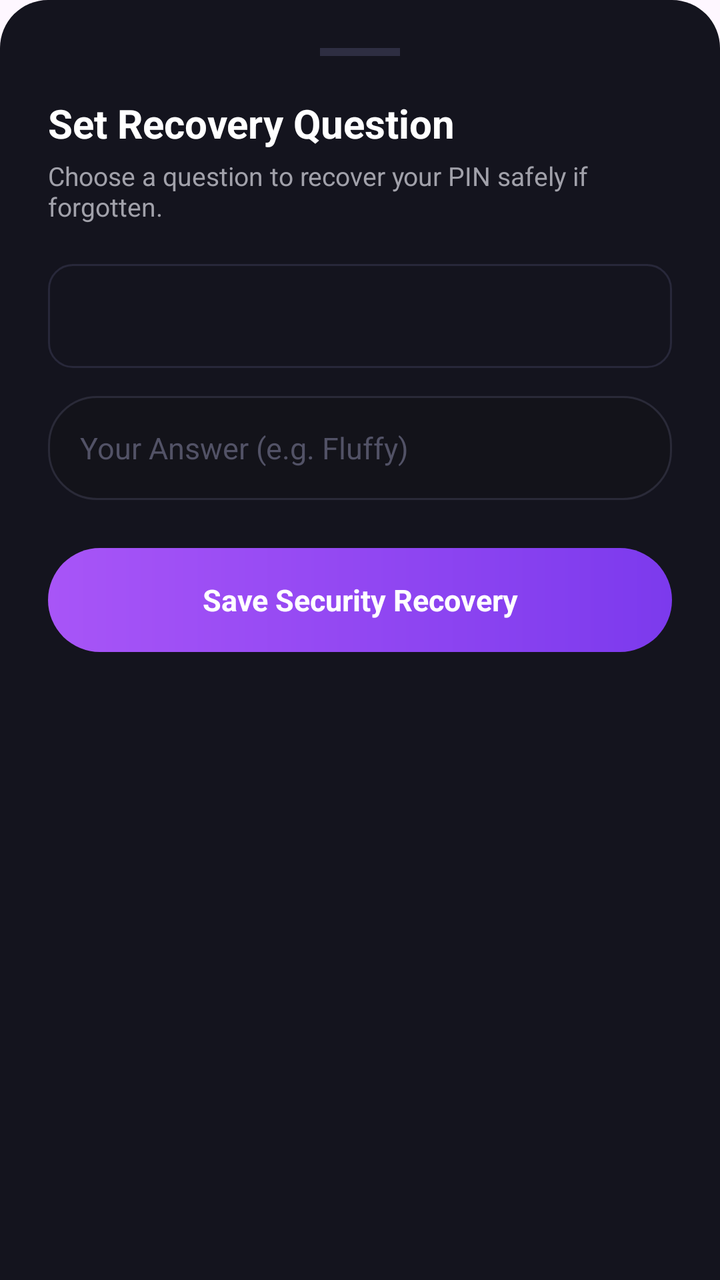
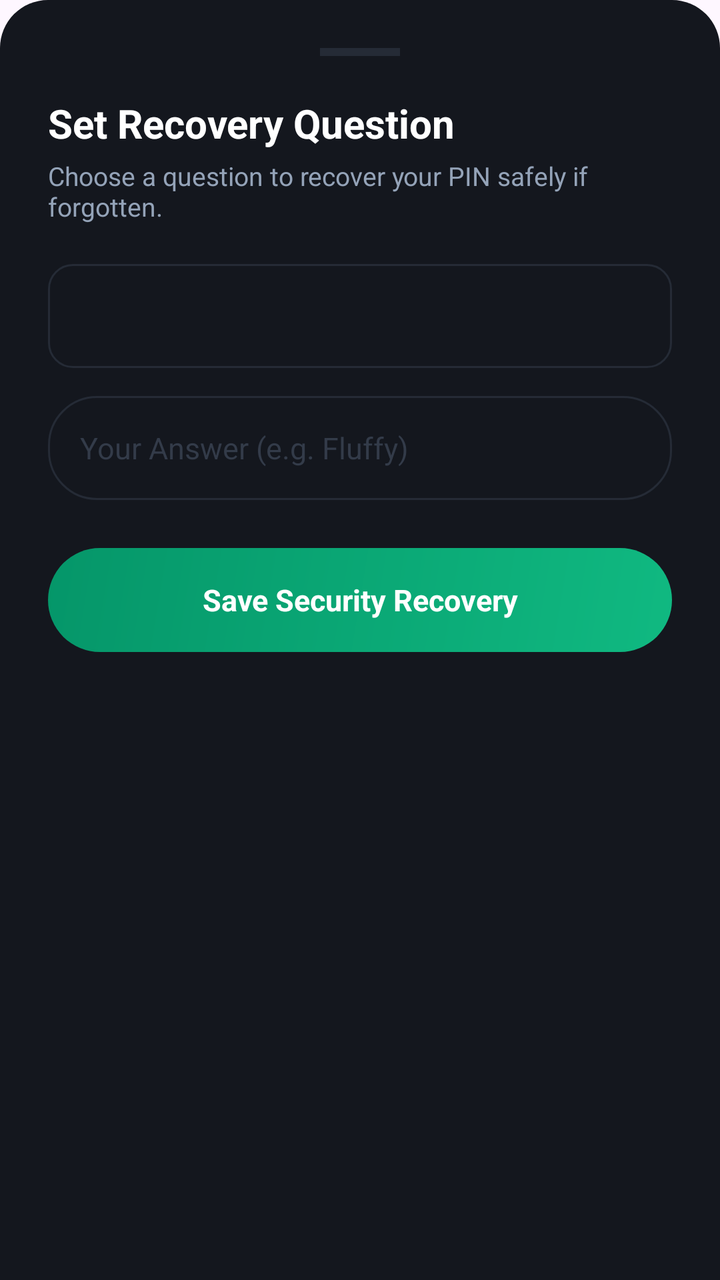

An Android layout rendered at two revisions. The XML below is the earlier revision; the diff shows what the commit changed to produce the second picture.
<!-- AndroidManifest.xml: application theme Theme.FocusLock -->
<!-- res/layout/dialog_security_question_setup.xml -->
<?xml version="1.0" encoding="utf-8"?>
<LinearLayout
    xmlns:android="http://schemas.android.com/apk/res/android"
    android:layout_width="match_parent"
    android:layout_height="wrap_content"
    android:orientation="vertical"
    android:background="@drawable/bg_bottom_sheet"
    android:padding="24dp">

    
    <View
        android:layout_width="40dp"
        android:layout_height="4dp"
        android:layout_gravity="center_horizontal"
        android:background="#2e2e42"
        android:layout_marginBottom="20dp" />

    <TextView
        android:layout_width="wrap_content"
        android:layout_height="wrap_content"
        android:text="Set Recovery Question"
        android:textSize="20sp"
        android:textStyle="bold"
        android:textColor="#ffffff"
        android:layout_marginBottom="4dp" />

    <TextView
        android:layout_width="wrap_content"
        android:layout_height="wrap_content"
        android:text="Choose a question to recover your PIN safely if forgotten."
        android:textSize="13sp"
        android:textColor="#a1a1aa"
        android:layout_marginBottom="20dp" />

    <Spinner
        android:id="@+id/spinner_questions"
        android:layout_width="match_parent"
        android:layout_height="52dp"
        android:background="@drawable/bg_banner_card"
        android:paddingHorizontal="12dp"
        android:popupBackground="#14141e"
        android:layout_marginBottom="14dp" />

    <EditText
        android:id="@+id/edit_answer"
        android:layout_width="match_parent"
        android:layout_height="52dp"
        android:hint="Your Answer (e.g. Fluffy)"
        android:textColorHint="#525266"
        android:textColor="#ffffff"
        android:textSize="15sp"
        android:paddingHorizontal="16dp"
        android:background="@drawable/bg_search_bar"
        android:inputType="textAutoCorrect"
        android:singleLine="true"
        android:layout_marginBottom="24dp" />

    <TextView
        android:id="@+id/btn_save_security"
        android:layout_width="match_parent"
        android:layout_height="52dp"
        android:text="Save Security Recovery"
        android:textSize="15sp"
        android:textStyle="bold"
        android:textColor="#ffffff"
        android:gravity="center"
        android:background="@drawable/bg_button_primary"
        android:clickable="true"
        android:focusable="true" />

</LinearLayout>
<!-- resources referenced by this layout -->
<resources>
  <!-- drawable bg_banner_card (drawable) -->
  <?xml version="1.0" encoding="utf-8"?>
  <shape xmlns:android="http://schemas.android.com/apk/res/android"
      android:shape="rectangle">
      <solid android:color="#14141e" />
      <corners android:radius="12dp" />
      <stroke android:width="1dp" android:color="#28283a" />
  </shape>
  <!-- drawable bg_bottom_sheet (drawable) -->
  <?xml version="1.0" encoding="utf-8"?>
  <shape xmlns:android="http://schemas.android.com/apk/res/android"
      android:shape="rectangle">
      <solid android:color="#14141e" />
      <corners
          android:topLeftRadius="24dp"
          android:topRightRadius="24dp"
          android:bottomLeftRadius="0dp"
          android:bottomRightRadius="0dp" />
  </shape>
  <!-- drawable bg_button_primary (drawable) -->
  <?xml version="1.0" encoding="utf-8"?>
  <shape xmlns:android="http://schemas.android.com/apk/res/android"
      android:shape="rectangle">
      <gradient
          android:startColor="#a855f7"
          android:endColor="#7c3aed"
          android:angle="0" />
      <corners android:radius="28dp" />
  </shape>
  <!-- drawable bg_search_bar (drawable) -->
  <?xml version="1.0" encoding="utf-8"?>
  <shape xmlns:android="http://schemas.android.com/apk/res/android"
      android:shape="rectangle">
      <solid android:color="#13131a" />
      <corners android:radius="24dp" />
      <stroke android:width="1dp" android:color="#2a2a38" />
  </shape>
  <style name="Theme.FocusLock" parent="Base.Theme.FocusLock" />
  <style name="Base.Theme.FocusLock" parent="Theme.Material3.DayNight.NoActionBar">
          
          
      </style>
</resources>

<!-- the commit's change to res/layout/dialog_security_question_setup.xml (unified diff, before → after) -->
@@ -12,7 +12,7 @@
         android:layout_width="40dp"
         android:layout_height="4dp"
         android:layout_gravity="center_horizontal"
-        android:background="#2e2e42"
+        android:background="#252B36"
         android:layout_marginBottom="20dp" />
 
     <TextView
@@ -29,7 +29,7 @@
         android:layout_height="wrap_content"
         android:text="Choose a question to recover your PIN safely if forgotten."
         android:textSize="13sp"
-        android:textColor="#a1a1aa"
+        android:textColor="#94A3B8"
         android:layout_marginBottom="20dp" />
 
     <Spinner
@@ -38,7 +38,7 @@
         android:layout_height="52dp"
         android:background="@drawable/bg_banner_card"
         android:paddingHorizontal="12dp"
-        android:popupBackground="#14141e"
+        android:popupBackground="#14171E"
         android:layout_marginBottom="14dp" />
 
     <EditText
@@ -46,7 +46,7 @@
         android:layout_width="match_parent"
         android:layout_height="52dp"
         android:hint="Your Answer (e.g. Fluffy)"
-        android:textColorHint="#525266"
+        android:textColorHint="#333B49"
         android:textColor="#ffffff"
         android:textSize="15sp"
         android:paddingHorizontal="16dp"
<!-- resource entries referenced after the edit -->
@@ -4,15 +4,15 @@
   <?xml version="1.0" encoding="utf-8"?>
   <shape xmlns:android="http://schemas.android.com/apk/res/android"
       android:shape="rectangle">
-      <solid android:color="#14141e" />
+      <solid android:color="#14171E" />
       <corners android:radius="12dp" />
-      <stroke android:width="1dp" android:color="#28283a" />
+      <stroke android:width="1dp" android:color="#252B36" />
   </shape>
   <!-- drawable bg_bottom_sheet (drawable) -->
   <?xml version="1.0" encoding="utf-8"?>
   <shape xmlns:android="http://schemas.android.com/apk/res/android"
       android:shape="rectangle">
-      <solid android:color="#14141e" />
+      <solid android:color="#14171E" />
       <corners
           android:topLeftRadius="24dp"
           android:topRightRadius="24dp"
@@ -21,21 +21,25 @@
   </shape>
   <!-- drawable bg_button_primary (drawable) -->
   <?xml version="1.0" encoding="utf-8"?>
-  <shape xmlns:android="http://schemas.android.com/apk/res/android"
-      android:shape="rectangle">
-      <gradient
-          android:startColor="#a855f7"
-          android:endColor="#7c3aed"
-          android:angle="0" />
-      <corners android:radius="28dp" />
-  </shape>
+  <ripple xmlns:android="http://schemas.android.com/apk/res/android"
+      android:color="#33ffffff">
+      <item>
+          <shape android:shape="rectangle">
+              <gradient
+                  android:startColor="#10b981"
+                  android:endColor="#059669"
+                  android:angle="135" />
+              <corners android:radius="28dp" />
+          </shape>
+      </item>
+  </ripple>
   <!-- drawable bg_search_bar (drawable) -->
   <?xml version="1.0" encoding="utf-8"?>
   <shape xmlns:android="http://schemas.android.com/apk/res/android"
       android:shape="rectangle">
-      <solid android:color="#13131a" />
+      <solid android:color="#14171E" />
       <corners android:radius="24dp" />
-      <stroke android:width="1dp" android:color="#2a2a38" />
+      <stroke android:width="1dp" android:color="#252B36" />
   </shape>
   <style name="Theme.FocusLock" parent="Base.Theme.FocusLock" />
   <style name="Base.Theme.FocusLock" parent="Theme.Material3.DayNight.NoActionBar">
